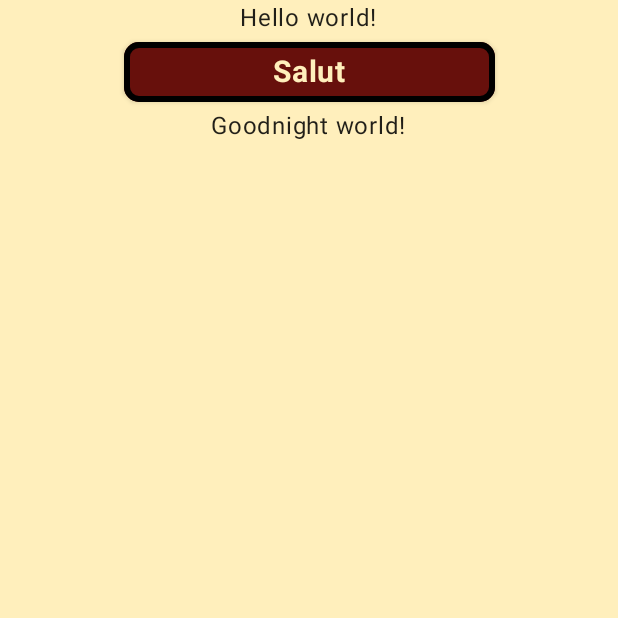
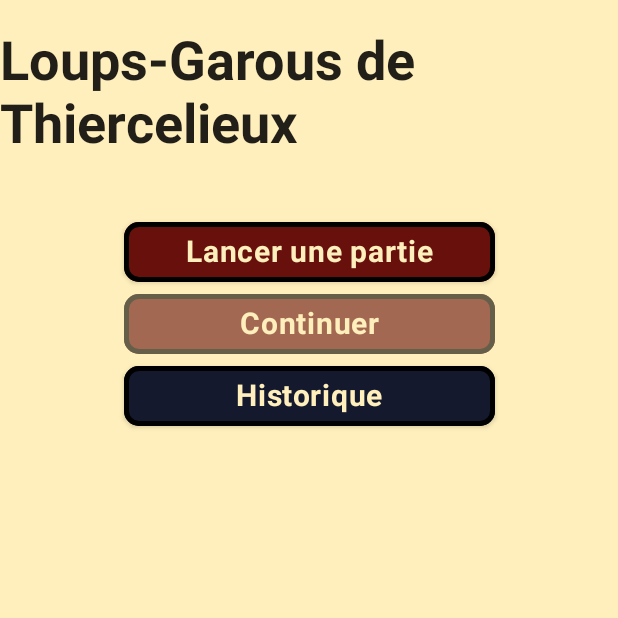
Before and after one commit to LelouBil/WerewolvesAssistant, an Android app built with Jetpack Compose: the screen it shows after launch (MainActivity), on a phone screen of 412 x 824 dp, the top half of it. Run offline under Robolectric (Android 15) with nearby library versions, the phone set to English and light mode, and no system bars; libraries missing offline, so code that uses them is left out: io.github.aakira.napier; 2 statements that could not run were skipped.

Commit message:
Des boutons et material 2 c'est vraiment mal pensé

```diff
--- a/common/src/commonMain/kotlin/net/leloubil/common/App.kt
+++ b/common/src/commonMain/kotlin/net/leloubil/common/App.kt
@@ -1,11 +1,15 @@
 package net.leloubil.common
 
-import androidx.compose.material.Text
+import androidx.compose.foundation.layout.Spacer
+import androidx.compose.foundation.layout.height
 import androidx.compose.runtime.Composable
-import io.github.aakira.napier.DebugAntilog
+import androidx.compose.ui.Modifier
+import androidx.compose.ui.unit.dp
 import io.github.aakira.napier.Napier
 import net.leloubil.common.ui.MyApplicationTheme
 import net.leloubil.common.ui.component.PrimaryButton
+import net.leloubil.common.ui.component.SecondaryButton
+import net.leloubil.common.ui.component.Title
 
 
 @Composable
@@ -13,10 +17,16 @@
     Napier.i { "Starting" }
 
     MyApplicationTheme {
-        Text("Hello world!")
-        PrimaryButton(onClick = {}) {
-            Text("Salut")
+        Title("Loups-Garous de Thiercelieux")
+        Spacer(modifier = Modifier.height(20.dp))
+        PrimaryButton("Lancer une partie") {
+            Napier.i { "Start Game" }
         }
-        Text("Goodnight world!")
+        PrimaryButton("Continuer", disabled = true) {
+            Napier.i { "Continue" }
+        }
+        SecondaryButton("Historique") {
+            Napier.i { "History" }
+        }
     }
 }
--- a/common/src/commonMain/kotlin/net/leloubil/common/ui/CustomTheme.kt
+++ b/common/src/commonMain/kotlin/net/leloubil/common/ui/CustomTheme.kt
@@ -9,10 +9,8 @@
 import androidx.compose.runtime.Composable
 import androidx.compose.ui.Alignment
 import androidx.compose.ui.Modifier
-import net.leloubil.common.ui.theme.Background
-import net.leloubil.common.ui.theme.Dark
-import net.leloubil.common.ui.theme.Shapes
-import net.leloubil.common.ui.theme.Typography
+import androidx.compose.ui.graphics.Color
+import net.leloubil.common.ui.theme.*
 
 
 @Composable
@@ -20,11 +18,7 @@
     darkTheme: Boolean = isSystemInDarkTheme(),
     content: @Composable () -> Unit
 ) {
-    val colors = if (darkTheme) {
-        DarkColorPalette
-    } else {
-        LightColorPalette
-    }
+    val colors = if (darkTheme) DarkColorPalette else LightColorPalette
 
     MaterialTheme(
         colors = colors,
@@ -44,16 +38,21 @@
 
 private val LightColorPalette = lightColors(
     primary = Dark,
-//    primaryVariant = Dark.apply { copy(alpha = 0.5f) },
-//    secondary = Teal200,
+    onPrimary = Color.White,
+    primaryVariant = Dark,
+
+    secondary = NightBlue,
+    onSecondary = Color.Black,
+    secondaryVariant = Dark,
+
     background = Background,
-    /* Other default colors to override
-    background = Color.White,
-    surface = Color.White,
-    onPrimary = Color.White,
-    onSecondary = Color.Black,
-    onBackground = Color.Black,
-    onSurface = Color.Black,     */
+    onBackground = Dark,
+
+    surface = Dark,
+    onSurface = Dark,
+
+    error = Color.Black,
+    onError = Color.White
 )
 
 private val DarkColorPalette = LightColorPalette
--- a/common/src/commonMain/kotlin/net/leloubil/common/ui/component/buttons.kt
+++ b/common/src/commonMain/kotlin/net/leloubil/common/ui/component/buttons.kt
@@ -3,14 +3,39 @@
 import androidx.compose.foundation.BorderStroke
 import androidx.compose.foundation.layout.fillMaxWidth
 import androidx.compose.material.Button
+import androidx.compose.material.ButtonDefaults
+import androidx.compose.material.Text
 import androidx.compose.runtime.Composable
 import androidx.compose.ui.Modifier
+import androidx.compose.ui.draw.alpha
 import androidx.compose.ui.graphics.Color
 import androidx.compose.ui.unit.dp
+import net.leloubil.common.ui.theme.NightBlue
+
+private val commonModifier = Modifier.fillMaxWidth(.6f)
+private val commonBorder = BorderStroke(3.dp, Color.Black)
 
 @Composable
-fun PrimaryButton(onClick: () -> Unit, content: @Composable () -> Unit) {
-    Button(onClick = onClick, modifier = Modifier.fillMaxWidth(.6f), border = BorderStroke(4.dp, Color.Black)) {
-        content()
+fun PrimaryButton(text: String, disabled: Boolean = false, modifier: Modifier = Modifier, onClick: () -> Unit) {
+    Button(
+        onClick = onClick,
+        enabled = !disabled,
+        modifier = with(commonModifier) { if (disabled) alpha(.6f) else this }.then(modifier),
+        border = commonBorder
+    ) {
+        Text(text)
     }
 }
+
+@Composable
+fun SecondaryButton(text: String, disabled: Boolean = false, modifier: Modifier = Modifier, onClick: () -> Unit) {
+    Button(
+        onClick = onClick,
+        enabled = !disabled,
+        modifier = with(commonModifier) { if (disabled) alpha(.6f) else this }.then(modifier),
+        colors = ButtonDefaults.buttonColors(backgroundColor = NightBlue, disabledBackgroundColor = NightBlue),
+        border = commonBorder
+    ) {
+        Text(text)
+    }
+}
--- /dev/null
+++ b/common/src/commonMain/kotlin/net/leloubil/common/ui/component/title.kt
@@ -0,0 +1,13 @@
+package net.leloubil.common.ui.component
+
+import androidx.compose.foundation.layout.padding
+import androidx.compose.material.Text
+import androidx.compose.runtime.Composable
+import androidx.compose.ui.Modifier
+import androidx.compose.ui.unit.dp
+import net.leloubil.common.ui.theme.Typography
+
+@Composable
+fun Title(text: String) {
+    Text(text, style = Typography.h1, modifier = Modifier.padding(vertical = 20.dp))
+}
--- a/common/src/commonMain/kotlin/net/leloubil/common/ui/theme/Color.kt
+++ b/common/src/commonMain/kotlin/net/leloubil/common/ui/theme/Color.kt
@@ -9,3 +9,4 @@
 
 val Dark = Color(103, 16, 12)
 val Background = Color(255, 239, 188)
+val NightBlue = Color(20, 25, 45)
--- a/common/src/commonMain/kotlin/net/leloubil/common/ui/theme/Typography.kt
+++ b/common/src/commonMain/kotlin/net/leloubil/common/ui/theme/Typography.kt
@@ -18,8 +18,23 @@
     )
 )
 
+private val Boogaloo = FontFamily(
+    listOf(
+        Font(
+            resource = "/font/Boogaloo-Regular.ttf",
+            weight = FontWeight.Normal,
+            style = FontStyle.Normal
+        )
+    )
+)
+
 // Set of Material typography styles to start with
 val Typography = Typography(
+    h1 = TextStyle(
+        fontFamily = Boogaloo,
+        fontWeight = FontWeight.Bold,
+        fontSize = 36.sp
+    ),
     body1 = TextStyle(
         fontFamily = Acme,
         fontWeight = FontWeight.Normal,
```
Also changed, not shown: common/src/commonMain/resources/font/Boogaloo-Regular.ttf (added).
